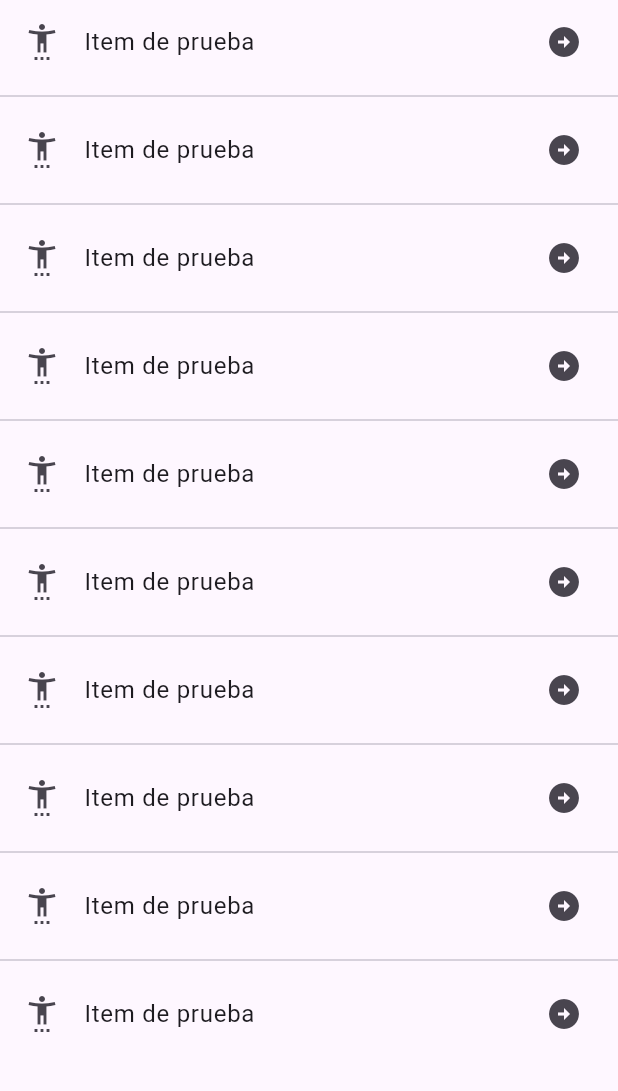
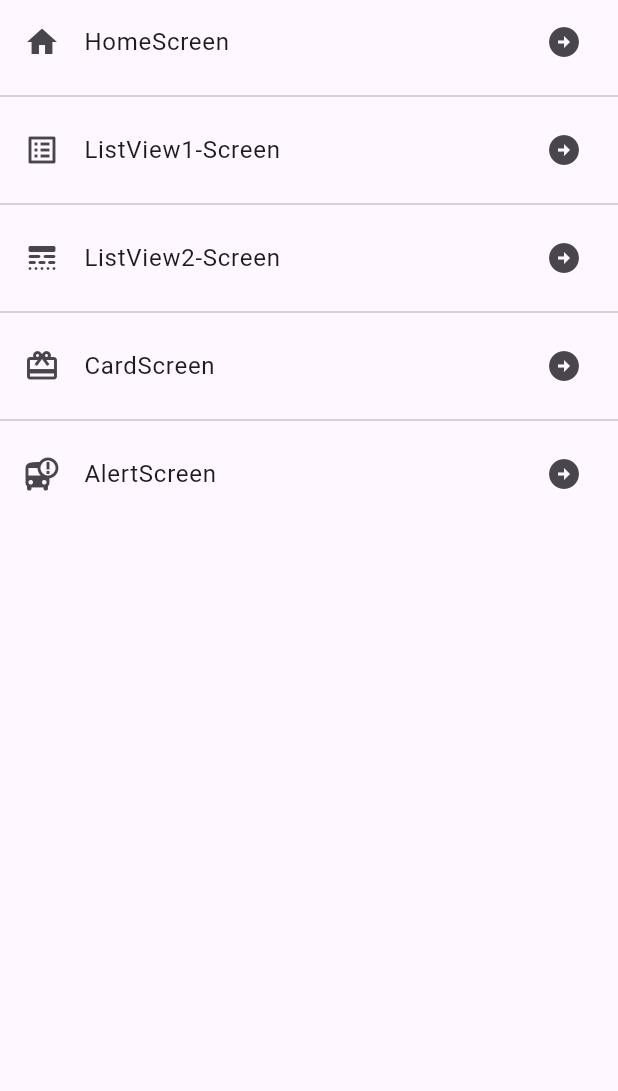
Before and after one commit to SAV-G141/flutter_componentes, a Flutter app: the screen it shows after launch, on a phone screen of 412 x 824 dp, the part 84-1175 px from its top. Run offline on Flutter 3.47's test engine with Material 3 defaults, Android fonts, the phone set to English and light mode, and no system bars.

Commit message:
220525_v3

```diff
--- a/lib/main.dart
+++ b/lib/main.dart
@@ -13,7 +13,7 @@ class MyApp extends StatelessWidget {
       title: 'Material App',
       //home: ListView2Screen(),
       initialRoute: AppRoutes.initialRoute,
-      routes: AppRoutes.routes,
+      routes: AppRoutes.getAppRoutes(),
       onGenerateRoute:AppRoutes.onGenerateRoute
     );
   }
--- a/lib/router/app_routes.dart
+++ b/lib/router/app_routes.dart
@@ -8,22 +8,30 @@ class AppRoutes{
 
   //mejora de las opciones para el uso de screens
   static final menuOptions = <MenuOption>[
+    MenuOption(route: 'home', icon: Icons.home, name: 'HomeScreen', screen: HomeScreen()),
     MenuOption(route: 'listview1', icon: Icons.list_alt_outlined, name: 'ListView1-Screen', screen: ListView1Screen()),
     MenuOption(route: 'listview2', icon: Icons.line_style_rounded, name: 'ListView2-Screen', screen: ListView2Screen()),
     MenuOption(route: 'card', icon: Icons.card_giftcard, name: 'CardScreen', screen: CardScreen()),
     MenuOption(route: 'alert', icon: Icons.bus_alert, name: 'AlertScreen', screen: AlertScreen())
   ];
 
+  static Map<String, Widget Function(BuildContext)> getAppRoutes(){
+    Map<String, Widget Function(BuildContext)> appRoutes = {};
+    for(final options in menuOptions){
+      appRoutes.addAll({options.route:(BuildContext context) => options.screen});
+    }
+    return appRoutes;
+  }
 
-
-
+  /*
   static Map<String, Widget Function(BuildContext)> routes = {
     'home': (BuildContext context) => HomeScreen(),
     'listview1': (BuildContext context) => ListView1Screen(),
     'listview2' : (BuildContext context) => ListView2Screen(),
     'card' : (BuildContext context) => CardScreen(),
     'alert' : (BuildContext context) => AlertScreen(),
-  };
+  };*/
+
   static Route<dynamic> onGenerateRoute(RouteSettings settings){
     return MaterialPageRoute(
           builder:(context) => AlertScreen(),
--- a/lib/screens/home_screen.dart
+++ b/lib/screens/home_screen.dart
@@ -1,4 +1,6 @@
 import 'package:flutter/material.dart';
+
+import '../router/app_routes.dart';
 
 class HomeScreen extends StatelessWidget {
 
@@ -16,12 +18,12 @@ class HomeScreen extends StatelessWidget {
       ),
       body: ListView.separated(
         itemBuilder:(context, index) => ListTile(
-          leading: Icon(Icons.settings_accessibility),
-          title: Text('Item de prueba'),
+          leading: Icon(AppRoutes.menuOptions[index].icon),
+          title: Text(AppRoutes.menuOptions[index].name),
           trailing: Icon(Icons.arrow_circle_right),
           onTap:() {
 
-            Navigator.pushNamed(context, 'card');
+            Navigator.pushNamed(context, AppRoutes.menuOptions[index].route);
             /*
             final ruta = MaterialPageRoute(builder:(context) => AlertScreen());
             Navigator.push(context, ruta);*/
@@ -29,7 +31,7 @@ class HomeScreen extends StatelessWidget {
           },
         ),
         separatorBuilder:(context, index) => Divider(),
-        itemCount: 10)
+        itemCount: AppRoutes.menuOptions.length)
     );
   }
 }
```
